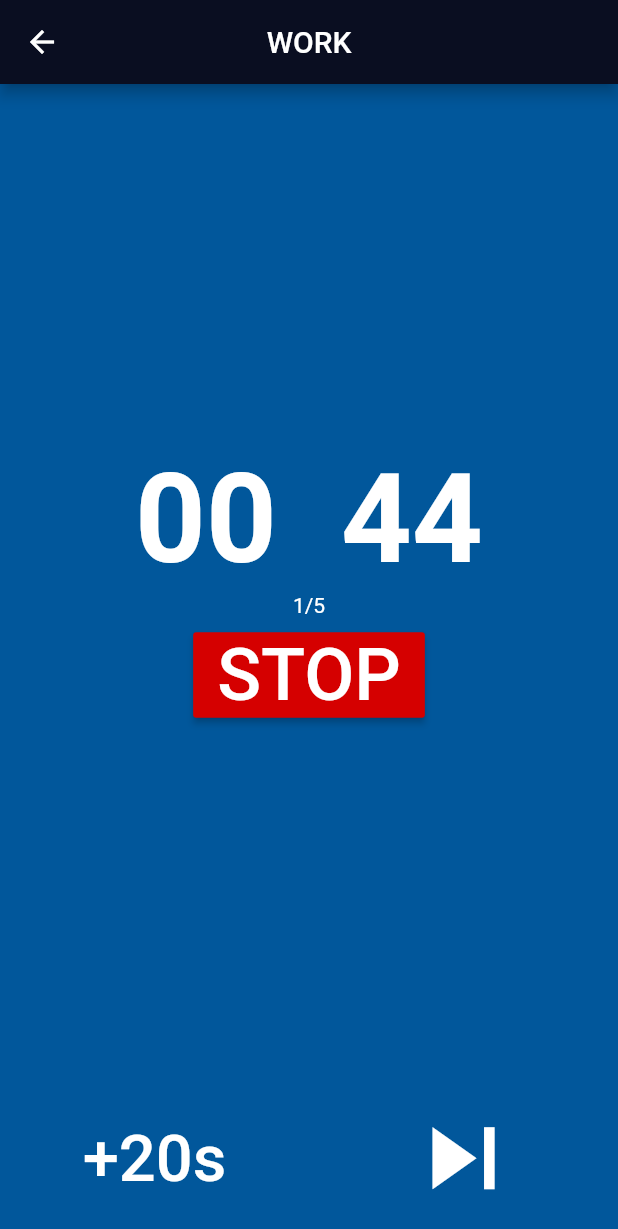
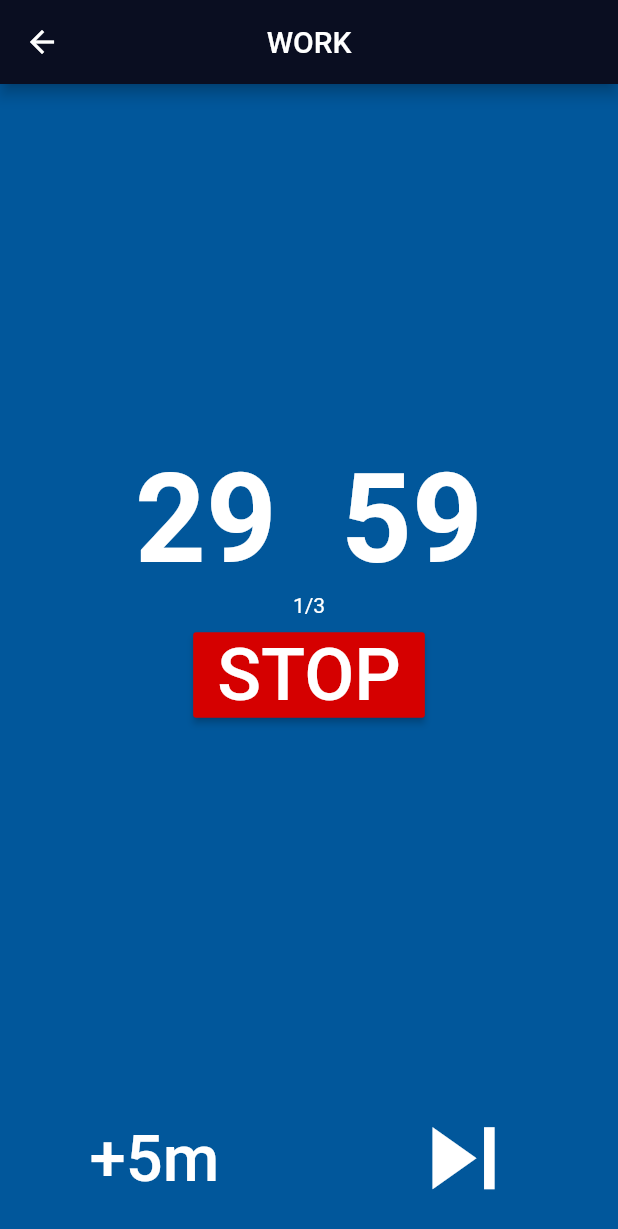
Before and after one commit to jala1494/LoopLoop, a Flutter app: the screen it shows after launch, after a tap on "START", on a phone screen of 412 x 824 dp. Shown: the top 1229 px of the screen. Run offline on Flutter 3.47's test engine with Material 2 defaults, Android fonts, the phone set to English and light mode, and no system bars; our stand-ins replace audioplayers, shared_preferences, vibration.

```diff
--- a/lib/Home/component/body.dart
+++ b/lib/Home/component/body.dart
@@ -5,15 +5,19 @@ import 'package:looploop/time.dart';
 import 'package:shared_preferences/shared_preferences.dart';
 
 class Body extends StatefulWidget {
+  final bool _isSec;
+  Body(this._isSec);
   @override
   _BodyState createState() => _BodyState();
 }
 
 class _BodyState extends State<Body> {
+  Time mininit = Time(1800, 600, 3);
   Time init = Time(45, 15, 5);
   Time run = Time(0, 0, 0);
   bool vibe = true;
   bool sound = true;
+
   @override
   void dispose() {
     super.dispose();
@@ -31,6 +35,10 @@ class _BodyState extends State<Body> {
       init.works = (prefs.getInt('work') ?? 45);
       init.rests = (prefs.getInt('rest') ?? 15);
       init.times = (prefs.getInt('times') ?? 5);
+      mininit.works = (prefs.getInt('workmin') ?? 1800);
+      mininit.rests = (prefs.getInt('restmin') ?? 600);
+      mininit.times = (prefs.getInt('timesmin') ?? 3);
+
       sound = (prefs.getBool('sound') ?? true);
       vibe = (prefs.getBool('vibe') ?? true);
     });
@@ -45,6 +53,9 @@ class _BodyState extends State<Body> {
       prefs.setInt('times', init.times);
       prefs.setBool('sound', sound);
       prefs.setBool('vibe', vibe);
+      prefs.setInt('workmin', mininit.works);
+      prefs.setInt('restmin', mininit.rests);
+      prefs.setInt('timesmin', mininit.times);
     });
   }
 
@@ -65,14 +76,17 @@ class _BodyState extends State<Body> {
                       // ignore: deprecated_member_use
                       RaisedButton(onPressed: () {
                         setState(() {
-                          init.works++;
+                          (widget._isSec) ? init.works++ : mininit.works += 60;
                         });
                       }),
-                      Var(vari: init.works.toString()),
+                      Var(
+                          vari: (widget._isSec)
+                              ? init.works.toString()
+                              : (mininit.works ~/ 60).toString()),
                       // ignore: deprecated_member_use
                       RaisedButton(onPressed: () {
                         setState(() {
-                          init.works--;
+                          (widget._isSec) ? init.works-- : mininit.works -= 60;
                         });
                       }),
                     ],
@@ -88,14 +102,17 @@ class _BodyState extends State<Body> {
                       // ignore: deprecated_member_use
                       RaisedButton(onPressed: () {
                         setState(() {
-                          init.rests++;
+                          (widget._isSec) ? init.rests++ : mininit.rests += 60;
                         });
                       }),
-                      Var(vari: init.rests.toString()),
+                      Var(
+                          vari: (widget._isSec)
+                              ? init.rests.toString()
+                              : (mininit.rests ~/ 60).toString()),
                       // ignore: deprecated_member_use
                       RaisedButton(onPressed: () {
                         setState(() {
-                          init.rests--;
+                          (widget._isSec) ? init.rests-- : mininit.rests -= 60;
                         });
                       }),
                     ],
@@ -117,14 +134,17 @@ class _BodyState extends State<Body> {
                   // ignore: deprecated_member_use
                   RaisedButton(onPressed: () {
                     setState(() {
-                      init.times++;
+                      (widget._isSec) ? init.times++ : mininit.times++;
                     });
                   }),
-                  Var(vari: init.times.toString()),
+                  Var(
+                      vari: (widget._isSec)
+                          ? init.times.toString()
+                          : mininit.times.toString()),
                   // ignore: deprecated_member_use
                   RaisedButton(onPressed: () {
                     setState(() {
-                      init.times--;
+                      (widget._isSec) ? init.times-- : mininit.times--;
                     });
                   }),
                 ],
@@ -181,10 +201,11 @@ class _BodyState extends State<Body> {
                   onPressed: () {
                     _saveData();
                     setState(() {
-                      run.copy(init);
+                      (widget._isSec) ? run.copy(init) : run.copy(mininit);
                     });
                     Navigator.of(context).push(MaterialPageRoute(
-                        builder: (context) => Run(init, run)));
+                        builder: (context) => Run(run,
+                            (widget._isSec) ? init : mininit, widget._isSec)));
                   },
                   color: Colors.red[900],
                   child: Text(
--- a/lib/Home/home_screen.dart
+++ b/lib/Home/home_screen.dart
@@ -1,19 +1,33 @@
 import 'package:flutter/material.dart';
+import 'package:shared_preferences/shared_preferences.dart';
 
 import 'component/body.dart';
 
 // ignore: must_be_immutable
-class HomePage extends StatelessWidget {
-  Size screenSize(BuildContext context) {
-    return MediaQuery.of(context).size;
+class HomePage extends StatefulWidget {
+  @override
+  _HomePageState createState() => _HomePageState();
+}
+
+class _HomePageState extends State<HomePage> {
+  bool _isSec = false;
+  void initState() {
+    super.initState();
+    _loadData();
   }
 
-  @override
+  Future<void> _loadData() async {
+    final prefs = await SharedPreferences.getInstance();
+    setState(() {
+      _isSec = (prefs.getBool('_isSec') ?? false);
+    });
+  }
+
   Widget build(BuildContext context) {
     return Scaffold(
       resizeToAvoidBottomInset: false,
       appBar: buildAppBar(),
-      body: Body(),
+      body: Body(_isSec),
     );
   }
 
@@ -21,10 +35,23 @@ class HomePage extends StatelessWidget {
     return AppBar(
       leading: IconButton(
         icon: Icon(
-          Icons.menu,
+          Icons.compare_arrows_sharp,
         ),
-        onPressed: () {},
+        onPressed: () async {
+          final prefs = await SharedPreferences.getInstance();
+          setState(() {
+            _isSec = !_isSec;
+            prefs.setBool('_isSec', _isSec);
+          });
+        },
       ),
+      title: (_isSec) ? Text('Sec') : Text('Min'),
+      actions: [
+        TextButton(
+          child: Text('AD'),
+          onPressed: () {},
+        )
+      ],
     );
   }
 }
--- a/lib/Run/run_screen.dart
+++ b/lib/Run/run_screen.dart
@@ -1,3 +1,5 @@
+import 'dart:io';
+
 import 'package:audioplayers/audio_cache.dart';
 import 'package:flutter/material.dart';
 import 'package:vibration/vibration.dart';
@@ -10,9 +12,10 @@ import 'component/pause_button.dart';
 
 // ignore: must_be_immutable
 class Run extends StatefulWidget {
-  final Time init;
+  bool _isSec;
   Time run;
-  Run(this.init, this.run);
+  Time init;
+  Run(this.run, this.init, this._isSec);
 
   @override
   _RunState createState() => _RunState();
@@ -86,7 +89,7 @@ class _RunState extends State<Run> {
     });
   }
 
-  Future setinit() async {
+  setinit() async {
     setState(() {
       init = widget.init;
       run = widget.run;
@@ -139,26 +142,28 @@ class _RunState extends State<Run> {
       if (run.works == init.works) {
         audioCache.play('audio/Start.mp3');
       }
-      if (run.works == (init.works / 2).toInt()) {
+      if (run.works == init.works ~/ 2) {
         audioCache.play('audio/half.mp3');
       }
       if (run.works == 1 && run.rests == init.rests) {
         if (sound) audioCache.play('audio/End.mp3');
       }
     }
+    if (Platform.isAndroid) {
       if (vibe) {
         if (run.works == init.works) {
           Vibration.vibrate(
             pattern: [10, 200, 30, 300, 10, 200],
           );
         }
-      if (run.works == (init.works / 2).toInt()) {
+        if (run.works == init.works ~/ 2) {
           Vibration.vibrate(
             pattern: [10, 100, 50, 200],
           );
         }
         if (run.works == 1 && run.rests == init.rests) {
           Vibration.vibrate(pattern: [10, 1000]);
+        }
       }
     }
   }
@@ -176,16 +181,20 @@ class _RunState extends State<Run> {
                   Expanded(
                     child: TextButton(
                         child: Text(
-                          '+20s',
+                          (widget._isSec) ? '+20s' : '+5m',
                           style: TextStyle(
                               fontSize: size.height / 19, color: kwhiteColor),
                         ),
                         onPressed: () {
                           setState(() {
                             if (_isrest) {
-                              run.rests += 20;
+                              (widget._isSec)
+                                  ? run.rests += 20
+                                  : run.rests += 300;
                             } else {
-                              run.works += 20;
+                              (widget._isSec)
+                                  ? run.works += 20
+                                  : run.works += 300;
                             }
                           });
                         }),
```
Also changed, not shown: lib/time.dart (+3 -4 lines). Lines whose indentation alone changed are shown as unchanged.
